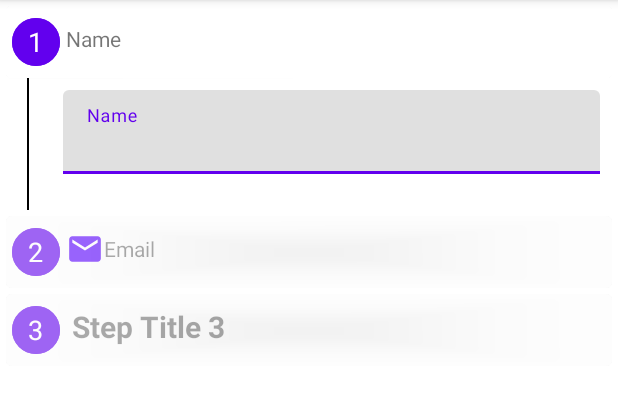
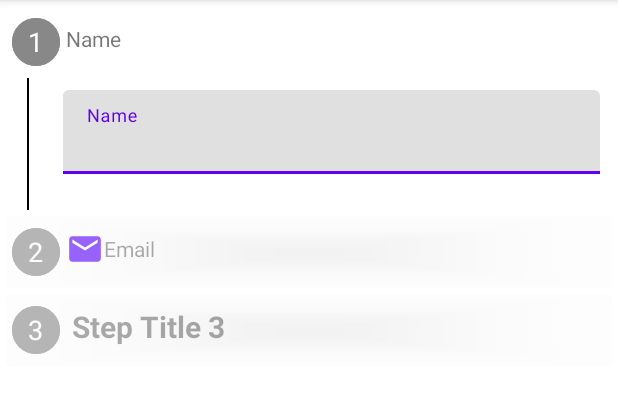
Before and after one commit to leodan11/xverticalstepper, an Android app: the screen it shows after launch (MainActivity), on a phone screen of 412 x 824 dp, the part 84-497 px from its top. Run offline under Robolectric (Android 15) with nearby library versions, the phone set to English and light mode, and no system bars.

Commit message:
Bug: Color default

```diff
--- a/app/src/main/res/layout/activity_main.xml
+++ b/app/src/main/res/layout/activity_main.xml
@@ -8,11 +8,13 @@
 
     <com.github.leodan11.xstepper.Stepper
         android:id="@+id/stepper"
-        android:layout_width="match_parent"
-        android:layout_height="match_parent"
+        android:layout_width="0dp"
+        android:layout_height="0dp"
         android:padding="@dimen/half_padding"
-        app:stepper_color_indicator="?attr/colorPrimary"
-        app:stepper_color_text_indicator="?attr/colorSurface">
+        app:layout_constraintBottom_toBottomOf="parent"
+        app:layout_constraintEnd_toEndOf="parent"
+        app:layout_constraintStart_toStartOf="parent"
+        app:layout_constraintTop_toTopOf="parent">
 
         <com.github.leodan11.xstepper.StepContainer
             android:layout_width="match_parent"
--- a/xstepper/src/main/java/com/github/leodan11/xstepper/Stepper.kt
+++ b/xstepper/src/main/java/com/github/leodan11/xstepper/Stepper.kt
@@ -3,7 +3,6 @@ package com.github.leodan11.xstepper
 import android.content.Context
 import android.graphics.Color
 import android.util.AttributeSet
-import android.util.TypedValue
 import android.view.LayoutInflater
 import android.view.View
 import android.view.ViewGroup.LayoutParams.MATCH_PARENT
@@ -67,8 +66,8 @@ class Stepper : RelativeLayout {
             context.obtainStyledAttributes(attrs, R.styleable.Stepper, defStyleAttr, defStyleRes)
         try {
             binding = StepperLayoutBinding.inflate(LayoutInflater.from(context), this, true)
-            primaryColor = attributes.getColor(R.styleable.Stepper_stepper_color_indicator, defaultColorPrimary(context))
-            textIndicatorColor = attributes.getColor(R.styleable.Stepper_stepper_color_text_indicator, defaultTextColor(context))
+            primaryColor = attributes.getColor(R.styleable.Stepper_stepper_color_indicator, primaryColor)
+            textIndicatorColor = attributes.getColor(R.styleable.Stepper_stepper_color_text_indicator, textIndicatorColor)
             defaultStepIndex = attributes.getInt(R.styleable.Stepper_stepper_opened_step_index, 0)
             Variables.primaryColor = primaryColor
             Variables.textIndicatorColor = textIndicatorColor
@@ -204,16 +203,4 @@ class Stepper : RelativeLayout {
         return boolean
     }
 
-    private fun defaultColorPrimary(context: Context): Int {
-        val typedValue = TypedValue()
-        context.theme.resolveAttribute(com.google.android.material.R.attr.colorOnPrimary, typedValue, true)
-        return typedValue.data
-    }
-
-    private fun defaultTextColor(context: Context): Int {
-        val typedValue = TypedValue()
-        context.theme.resolveAttribute(android.R.attr.colorBackground, typedValue, true)
-        return typedValue.data
-    }
-
 }
```
